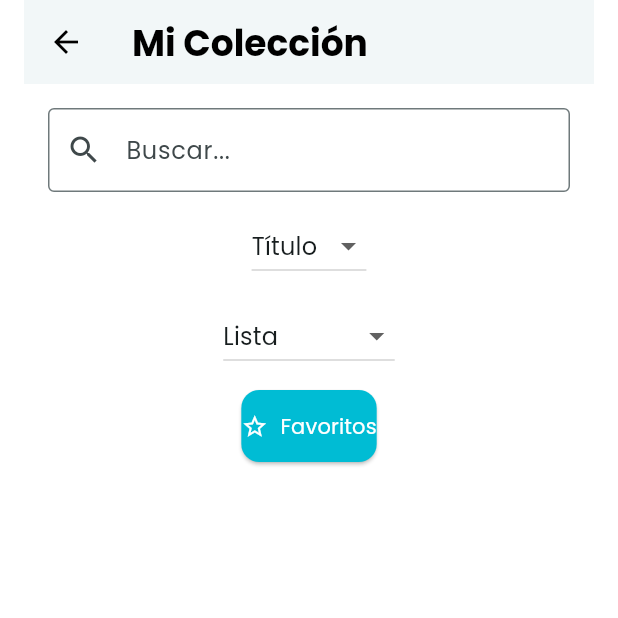
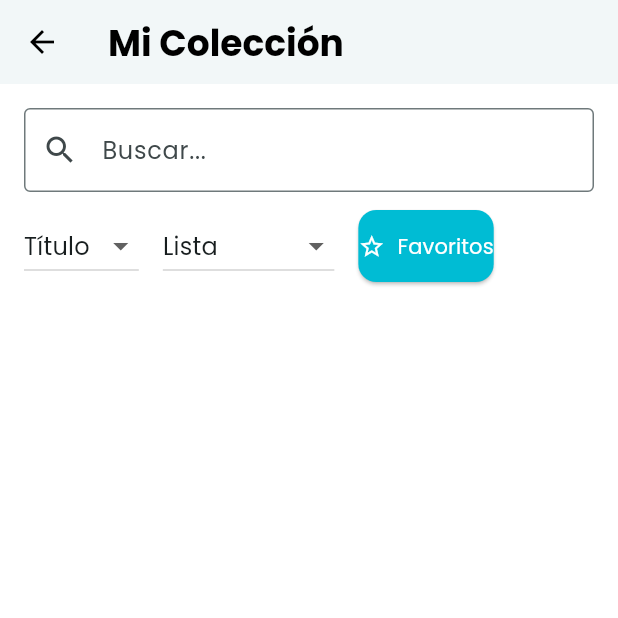
Before and after one commit to carlosrondon95/waxhub_v3, a Flutter app: the HomeScreen screen opened by its route, after a tap on "Colección", on a phone screen of 412 x 824 dp, the top half of it. Run offline on Flutter 3.47's test engine with Material 3 defaults, Android fonts, the phone set to English and light mode, and no system bars; our stand-ins replace cloud_firestore, firebase_auth, firebase_core, firebase_storage, flutter_typeahead, google_maps_flutter and 4 more; missing offline and left inert: flutter_google_maps_webservices; accounts and stored records are empty.

Commit message:
UP
registrado con google android y solucionado margenes y overflow

```diff
--- a/lib/providers/vinyl_provider.dart
+++ b/lib/providers/vinyl_provider.dart
@@ -97,8 +97,9 @@ class VinylProvider extends ChangeNotifier {
 
   /* ───────────── Guardar disco ───────────── */
   Future<bool> saveRecord() async {
-    if (!formKey.currentState!.validate() || selectedRelease == null)
+    if (!formKey.currentState!.validate() || selectedRelease == null) {
       return false;
+    }
     final user = _auth.currentUser;
     if (user == null) return false;
 
--- a/lib/screens/collection_screen.dart
+++ b/lib/screens/collection_screen.dart
@@ -9,15 +9,18 @@ import '../widgets/collection_grid.dart';
 import '../widgets/collection_carousel.dart';
 
 class CollectionScreen extends StatelessWidget {
-  const CollectionScreen({Key? key}) : super(key: key);
+  const CollectionScreen({super.key});
 
   @override
   Widget build(BuildContext context) {
     final collection = context.watch<CollectionProvider>();
 
     return Scaffold(
+      backgroundColor: Colors.white,
       appBar: AppBar(title: const Text('Mi Colección')),
-      body: Column(
+      body: SafeArea(
+        child: Column(
+          crossAxisAlignment: CrossAxisAlignment.stretch,
           children: [
             // Filtros y búsqueda
             CollectionFilters(
@@ -30,11 +33,13 @@ class CollectionScreen extends StatelessWidget {
               viewMode: collection.viewMode,
               onViewModeChanged: collection.setViewMode,
             ),
-          if (collection.isLoading)
-            const Expanded(child: Center(child: CircularProgressIndicator()))
-          else
+
+            // Contenido o spinner
             Expanded(
-              child: Builder(
+              child:
+                  collection.isLoading
+                      ? const Center(child: CircularProgressIndicator())
+                      : Builder(
                         builder: (_) {
                           final items = collection.filteredRecords;
                           switch (collection.viewMode) {
@@ -75,6 +80,7 @@ class CollectionScreen extends StatelessWidget {
             ),
           ],
         ),
+      ),
     );
   }
 }
--- a/lib/screens/detalle_disco_screen.dart
+++ b/lib/screens/detalle_disco_screen.dart
@@ -7,7 +7,7 @@ import '../providers/collection_provider.dart';
 
 class DetalleDiscoScreen extends StatelessWidget {
   final VinylRecord record;
-  const DetalleDiscoScreen({Key? key, required this.record}) : super(key: key);
+  const DetalleDiscoScreen({super.key, required this.record});
 
   @override
   Widget build(BuildContext context) {
--- a/lib/screens/edit_disco_screen.dart
+++ b/lib/screens/edit_disco_screen.dart
@@ -7,7 +7,7 @@ import '../providers/collection_provider.dart';
 
 class EditDiscoScreen extends StatefulWidget {
   final VinylRecord record;
-  const EditDiscoScreen({Key? key, required this.record}) : super(key: key);
+  const EditDiscoScreen({super.key, required this.record});
 
   @override
   State<EditDiscoScreen> createState() => _EditDiscoScreenState();
--- a/lib/screens/home_screen.dart
+++ b/lib/screens/home_screen.dart
@@ -4,9 +4,8 @@ import 'package:flutter/material.dart';
 class HomeScreen extends StatelessWidget {
   const HomeScreen({Key? key}) : super(key: key);
 
-  void _goTo(BuildContext context, String route) {
+  void _goTo(BuildContext context, String route) =>
       Navigator.pushNamed(context, route);
-  }
 
   @override
   Widget build(BuildContext context) {
@@ -32,16 +31,14 @@ class HomeScreen extends StatelessWidget {
       ),
       body: SafeArea(
         child: Center(
+          child: SingleChildScrollView(
+            // ← aquí
+            padding: const EdgeInsets.symmetric(horizontal: 16, vertical: 24),
             child: Column(
-            mainAxisSize: MainAxisSize.min,
               children: [
-              // Logo
                 Image.asset('assets/images/waxhub.png', height: 150),
                 const SizedBox(height: 32),
-
-              // Primera fila: Añadir Disco y Colección
                 Row(
-                crossAxisAlignment: CrossAxisAlignment.start, // ← aquí
                   mainAxisAlignment: MainAxisAlignment.spaceEvenly,
                   children: [
                     Expanded(
@@ -63,10 +60,7 @@ class HomeScreen extends StatelessWidget {
                   ],
                 ),
                 const SizedBox(height: 24),
-
-              // Segunda fila: Mapa de Tiendas y Comunidad
                 Row(
-                crossAxisAlignment: CrossAxisAlignment.start, // ← y aquí
                   mainAxisAlignment: MainAxisAlignment.spaceEvenly,
                   children: [
                     Expanded(
@@ -91,6 +85,7 @@ class HomeScreen extends StatelessWidget {
             ),
           ),
         ),
+      ),
     );
   }
 }
@@ -100,7 +95,6 @@ class _IconLabel extends StatelessWidget {
   final String label;
   final double size;
   final VoidCallback onTap;
-
   const _IconLabel({
     Key? key,
     required this.icon,
@@ -112,8 +106,7 @@ class _IconLabel extends StatelessWidget {
   @override
   Widget build(BuildContext context) {
     final colors = Theme.of(context).colorScheme;
-    return Center(
-      child: GestureDetector(
+    return GestureDetector(
       onTap: onTap,
       child: Column(
         mainAxisSize: MainAxisSize.min,
@@ -127,7 +120,6 @@ class _IconLabel extends StatelessWidget {
           ),
         ],
       ),
-      ),
     );
   }
 }
--- a/lib/screens/map_screen.dart
+++ b/lib/screens/map_screen.dart
@@ -5,7 +5,7 @@ import 'package:provider/provider.dart';
 import '../providers/map_provider.dart';
 
 class MapScreen extends StatefulWidget {
-  const MapScreen({Key? key}) : super(key: key);
+  const MapScreen({super.key});
 
   @override
   State<MapScreen> createState() => _MapScreenState();
--- a/lib/screens/nuevo_disco_screen.dart
+++ b/lib/screens/nuevo_disco_screen.dart
@@ -4,7 +4,7 @@ import '../providers/vinyl_provider.dart';
 import '../widgets/nuevo_disco_form.dart';
 
 class NuevoDiscoScreen extends StatelessWidget {
-  const NuevoDiscoScreen({Key? key}) : super(key: key);
+  const NuevoDiscoScreen({super.key});
 
   @override
   Widget build(BuildContext context) {
--- a/lib/screens/register_screen.dart
+++ b/lib/screens/register_screen.dart
@@ -6,7 +6,7 @@ import '../providers/auth_provider.dart';
 import '../widgets/password_field.dart';
 
 class RegisterScreen extends StatefulWidget {
-  const RegisterScreen({Key? key}) : super(key: key);
+  const RegisterScreen({super.key});
 
   @override
   State<RegisterScreen> createState() => _RegisterScreenState();
--- a/lib/widgets/collection_filters.dart
+++ b/lib/widgets/collection_filters.dart
@@ -1,6 +1,5 @@
 // lib/widgets/collection_filters.dart
 import 'package:flutter/material.dart';
-import 'package:responsive_framework/responsive_framework.dart';
 
 class CollectionFilters extends StatelessWidget {
   final String searchQuery;
@@ -13,7 +12,7 @@ class CollectionFilters extends StatelessWidget {
   final ValueChanged<String> onViewModeChanged;
 
   const CollectionFilters({
-    super.key,
+    Key? key,
     required this.searchQuery,
     required this.onSearchChanged,
     required this.sortBy,
@@ -22,30 +21,17 @@ class CollectionFilters extends StatelessWidget {
     required this.onShowFavoritesChanged,
     required this.viewMode,
     required this.onViewModeChanged,
-  });
+  }) : super(key: key);
 
   @override
   Widget build(BuildContext context) {
-    final isDesktop = ResponsiveBreakpoints.of(context).largerThan(TABLET);
-
     return Padding(
       padding: const EdgeInsets.all(16),
-      child: ResponsiveRowColumn(
-        // Fila en desktop, columna en móvil/tablet
-        layout:
-            isDesktop
-                ? ResponsiveRowColumnType.ROW
-                : ResponsiveRowColumnType.COLUMN,
-        rowMainAxisAlignment: MainAxisAlignment.spaceBetween,
-        columnSpacing: 12,
-        rowSpacing: 12,
+      child: Column(
+        crossAxisAlignment: CrossAxisAlignment.stretch,
         children: [
-          // --- Buscador ---
-          ResponsiveRowColumnItem(
-            rowFlex: 2,
-            child: SizedBox(
-              width: isDesktop ? 320 : double.infinity,
-              child: TextField(
+          // — Buscador en su propia fila —feo
+          TextField(
             decoration: const InputDecoration(
               labelText: 'Buscar...',
               prefixIcon: Icon(Icons.search),
@@ -53,12 +39,13 @@ class CollectionFilters extends StatelessWidget {
             ),
             onChanged: onSearchChanged,
           ),
-            ),
-          ),
-
-          // --- Ordenar ---
-          ResponsiveRowColumnItem(
-            child: DropdownButton<String>(
+          const SizedBox(height: 12),
+          // — Controles (Ordenar, Vista, Favoritos) debajo —
+          SingleChildScrollView(
+            scrollDirection: Axis.horizontal,
+            child: Row(
+              children: [
+                DropdownButton<String>(
                   value: sortBy,
                   onChanged: (v) => v != null ? onSortByChanged(v) : null,
                   items: const [
@@ -67,11 +54,8 @@ class CollectionFilters extends StatelessWidget {
                     DropdownMenuItem(value: 'anio', child: Text('Año')),
                   ],
                 ),
-          ),
-
-          // --- Vista ---
-          ResponsiveRowColumnItem(
-            child: DropdownButton<String>(
+                const SizedBox(width: 16),
+                DropdownButton<String>(
                   value: viewMode,
                   onChanged: (v) => v != null ? onViewModeChanged(v) : null,
                   items: const [
@@ -80,21 +64,23 @@ class CollectionFilters extends StatelessWidget {
                       value: 'cuadricula',
                       child: Text('Cuadrícula'),
                     ),
-                DropdownMenuItem(value: 'carrusel', child: Text('Carrusel')),
+                    DropdownMenuItem(
+                      value: 'carrusel',
+                      child: Text('Carrusel'),
+                    ),
+                  ],
+                ),
+                const SizedBox(width: 16),
+                ElevatedButton.icon(
+                  onPressed: () => onShowFavoritesChanged(!showFavorites),
+                  icon: Icon(showFavorites ? Icons.star : Icons.star_border),
+                  label: Text(showFavorites ? 'Todos' : 'Favoritos'),
+                ),
               ],
             ),
           ),
-
-          // --- Favoritos / Todos ---
-          ResponsiveRowColumnItem(
-            child: ElevatedButton.icon(
-              icon: Icon(showFavorites ? Icons.star : Icons.star_border),
-              label: Text(showFavorites ? 'Todos' : 'Favoritos'),
-              onPressed: () => onShowFavoritesChanged(!showFavorites),
-            ),
-          ),
         ],
-      ),
+      ), //tonto
     );
   }
 }
```
Also changed, not shown: lib/main.dart (+3 -8 lines), lib/widgets/collection_carousel.dart (+21 -57 lines), lib/widgets/collection_grid.dart (+18 -15 lines), firebase.json, lib/firebase_options.dart, 4 other files. Lines whose indentation alone changed are shown as unchanged.
